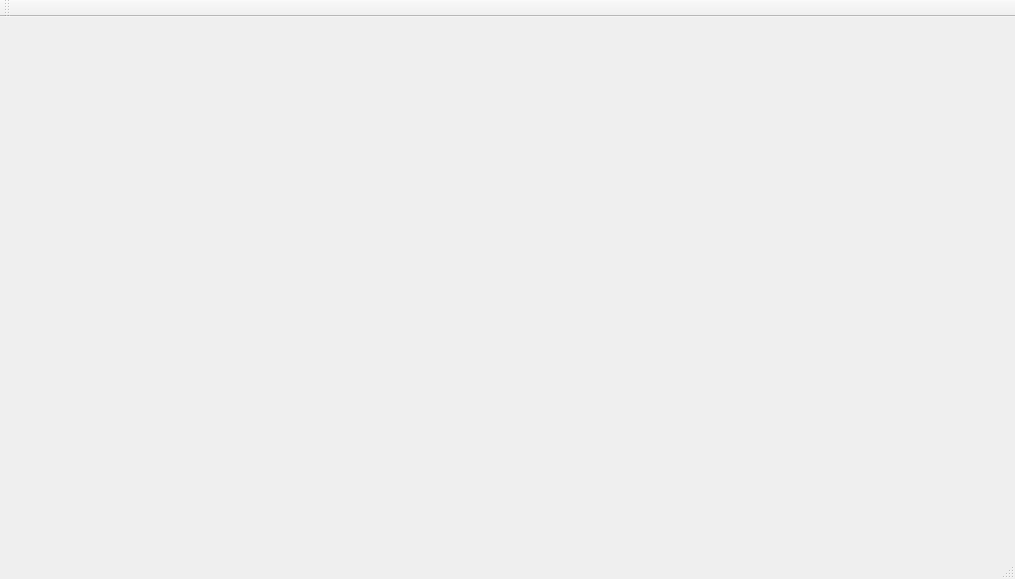
First picture: the form in gamewindow.ui, repository CpS209TeamOmega/TandemTechies, before the edit.
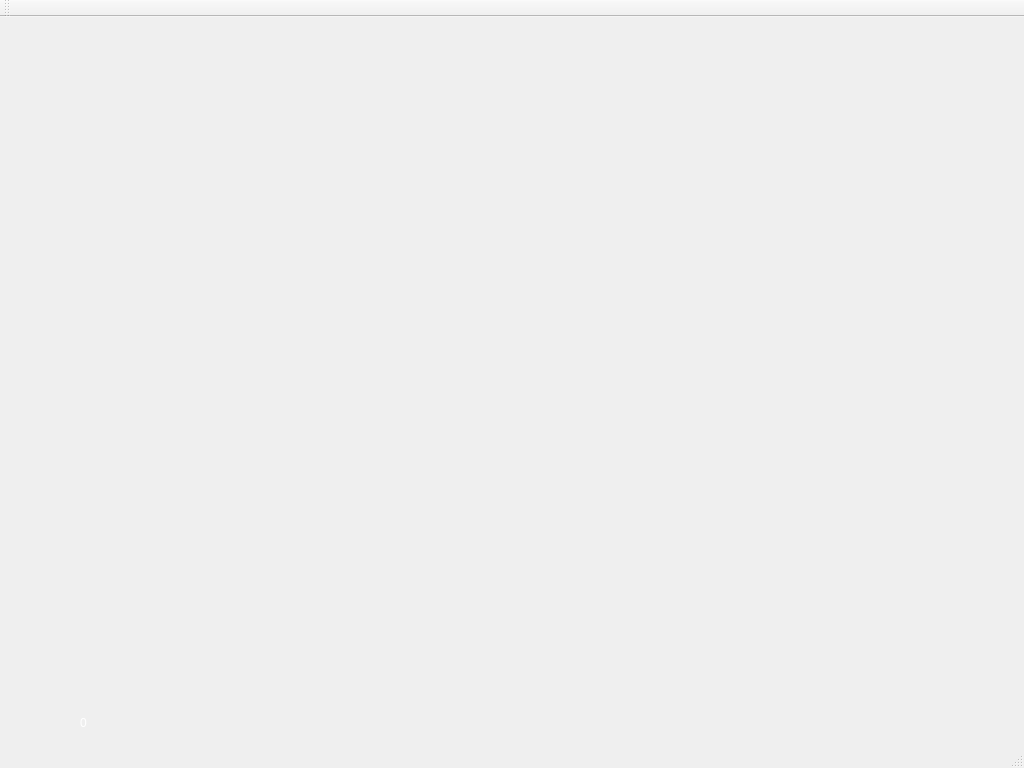
Second picture: the form after the edit. Icons and pictures are not drawn.

Commit message: Added a little bit of GUI elements. Also fixed collision detection.

What changed in the file:
```diff
--- a/gamewindow.ui
+++ b/gamewindow.ui
@@ -6,17 +6,95 @@
    <rect>
     <x>0</x>
     <y>0</y>
-    <width>1015</width>
-    <height>579</height>
+    <width>1024</width>
+    <height>768</height>
    </rect>
   </property>
+  <property name="sizePolicy">
+   <sizepolicy hsizetype="Fixed" vsizetype="Fixed">
+    <horstretch>0</horstretch>
+    <verstretch>0</verstretch>
+   </sizepolicy>
+  </property>
   <property name="cursor">
    <cursorShape>BlankCursor</cursorShape>
   </property>
   <property name="windowTitle">
    <string>GameWindow</string>
   </property>
-  <widget class="QWidget" name="centralWidget"/>
+  <widget class="QWidget" name="centralWidget">
+   <widget class="QWidget" name="wgStatusBar" native="true">
+    <property name="geometry">
+     <rect>
+      <x>20</x>
+      <y>640</y>
+      <width>361</width>
+      <height>91</height>
+     </rect>
+    </property>
+    <property name="styleSheet">
+     <string notr="true">background-color: rgba(0,0,0,.6);</string>
+    </property>
+    <widget class="QLabel" name="lblBlockImg">
+     <property name="geometry">
+      <rect>
+       <x>10</x>
+       <y>50</y>
+       <width>32</width>
+       <height>32</height>
+      </rect>
+     </property>
+     <property name="styleSheet">
+      <string notr="true">background-color:rgba(0,0,0,0);</string>
+     </property>
+     <property name="text">
+      <string/>
+     </property>
+     <property name="pixmap">
+      <pixmap resource="resources.qrc">:/images/placeable.png</pixmap>
+     </property>
+     <property name="scaledContents">
+      <bool>true</bool>
+     </property>
+    </widget>
+    <widget class="QLabel" name="lblNumBlocks">
+     <property name="geometry">
+      <rect>
+       <x>60</x>
+       <y>50</y>
+       <width>67</width>
+       <height>31</height>
+      </rect>
+     </property>
+     <property name="styleSheet">
+      <string notr="true">font: 32pt &quot;Arial&quot;;
+color:white;
+background-color: rgba(0,0,0,0);</string>
+     </property>
+     <property name="text">
+      <string>0</string>
+     </property>
+    </widget>
+    <widget class="QLabel" name="lblName">
+     <property name="geometry">
+      <rect>
+       <x>10</x>
+       <y>10</y>
+       <width>341</width>
+       <height>31</height>
+      </rect>
+     </property>
+     <property name="styleSheet">
+      <string notr="true">background-color:rgba(0,0,0,0);
+color:white;
+font-size:20pt;</string>
+     </property>
+     <property name="text">
+      <string/>
+     </property>
+    </widget>
+   </widget>
+  </widget>
   <widget class="QMenuBar" name="menuBar">
    <property name="geometry">
     <rect>
```
Left out of the diff: 6 changed lines with no effect on the pictures. The commit also changes 4 other files.
